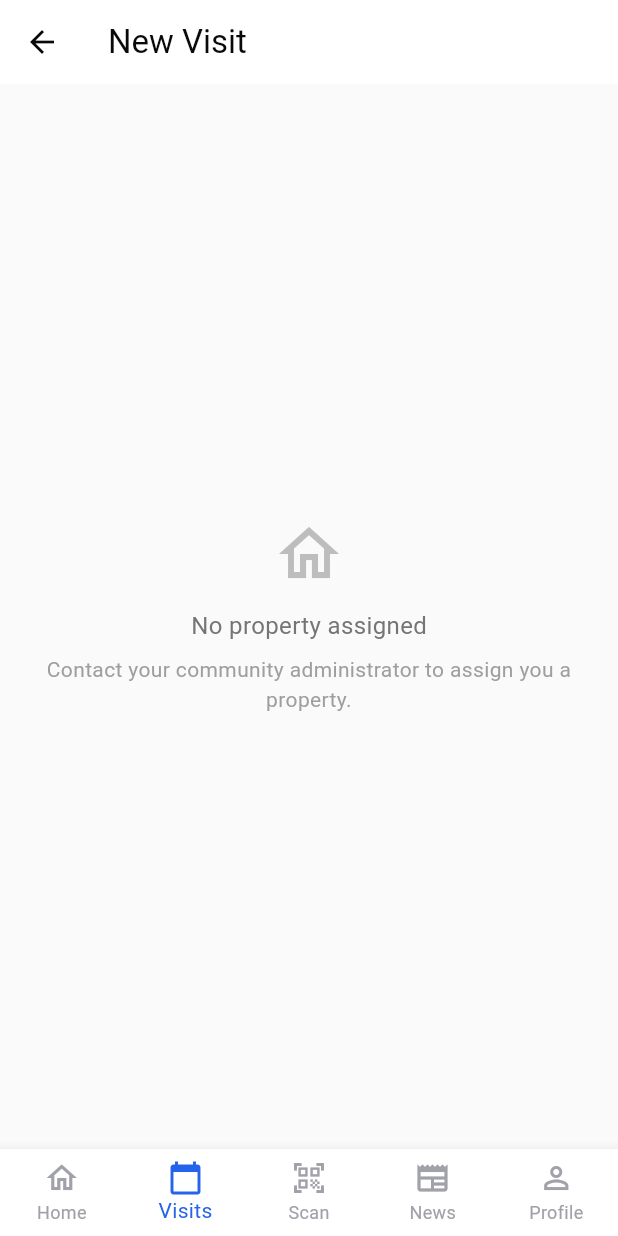
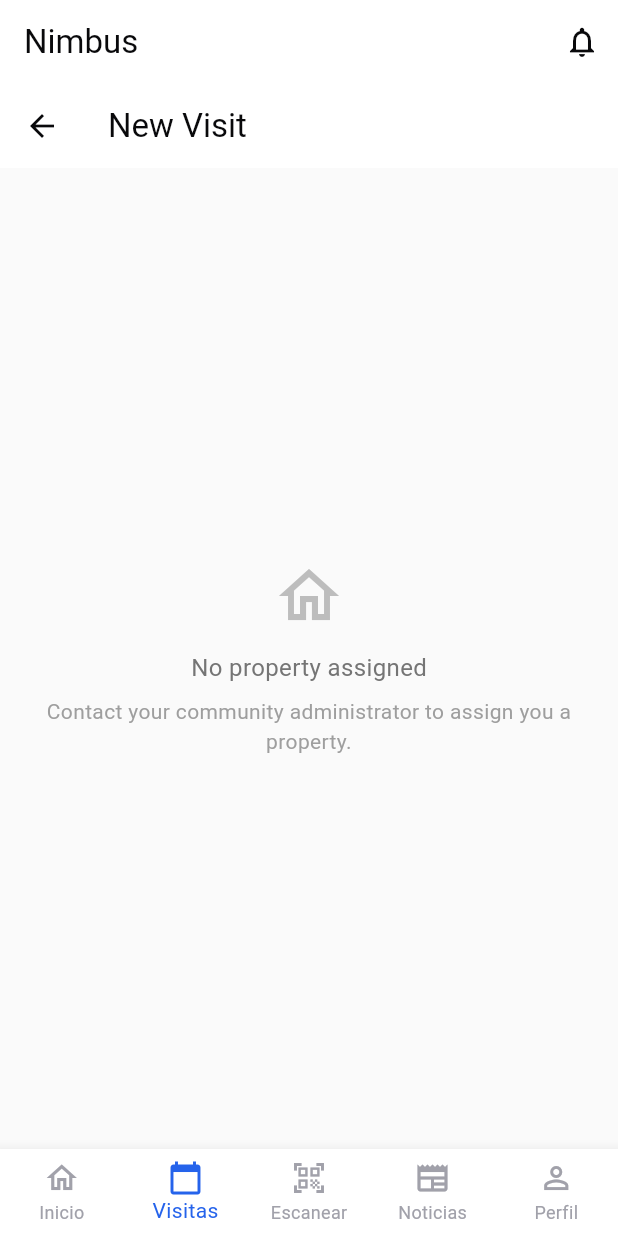
Before and after one commit to juanpablocap/nimbus, a Flutter app: the CreateVisitScreen screen opened by its route, on a phone screen of 412 x 824 dp. Run offline on Flutter 3.47's test engine with Material 3 defaults, Android fonts, the phone set to English and light mode, and no system bars; our stand-ins replace flutter_riverpod, go_router, qr_flutter, share_plus, supabase_flutter; missing offline and left inert: mobile_scanner; accounts and stored records are empty; network calls fail.

Commit message:
feat: router with /news/:id, /notifications routes + unread badge in AppBar

```diff
--- a/apps/mobile/lib/core/router/app_router.dart
+++ b/apps/mobile/lib/core/router/app_router.dart
@@ -9,8 +9,9 @@ import '../../features/visits/screens/create_visit_screen.dart';
 import '../../features/visits/screens/visit_detail_screen.dart';
 import '../../features/scanner/screens/scanner_screen.dart';
 import '../../features/news/screens/news_screen.dart';
+import '../../features/news/screens/news_detail_screen.dart';
+import '../../features/notifications/screens/notifications_screen.dart';
 import '../../features/profile/screens/profile_screen.dart';
-import '../constants/app_constants.dart';
 
 final appRouterProvider = Provider<GoRouter>((ref) {
   return GoRouter(
@@ -19,65 +20,74 @@ final appRouterProvider = Provider<GoRouter>((ref) {
       final session = Supabase.instance.client.auth.currentSession;
       final isLoggedIn = session != null;
       final isLoginPage = state.matchedLocation == '/login';
-
       if (!isLoggedIn && !isLoginPage) return '/login';
       if (isLoggedIn && isLoginPage) return '/';
       return null;
     },
     routes: [
-      GoRoute(
-        path: '/login',
-        builder: (context, state) => const LoginScreen(),
-      ),
+      GoRoute(path: '/login', builder: (context, state) => const LoginScreen()),
       ShellRoute(
         builder: (context, state, child) => AppShell(child: child),
         routes: [
-          GoRoute(
-            path: '/',
-            builder: (context, state) => const HomeScreen(),
-          ),
-          GoRoute(
-            path: '/visits',
-            builder: (context, state) => const VisitsScreen(),
-          ),
-          GoRoute(
-            path: '/visits/create',
-            builder: (context, state) => const CreateVisitScreen(),
-          ),
+          GoRoute(path: '/', builder: (context, state) => const HomeScreen()),
+          GoRoute(path: '/visits', builder: (context, state) => const VisitsScreen()),
+          GoRoute(path: '/visits/create', builder: (context, state) => const CreateVisitScreen()),
           GoRoute(
             path: '/visits/:id',
-            builder: (context, state) => VisitDetailScreen(
-              visitId: state.pathParameters['id']!,
-            ),
+            builder: (context, state) => VisitDetailScreen(visitId: state.pathParameters['id']!),
           ),
+          GoRoute(path: '/scanner', builder: (context, state) => const ScannerScreen()),
+          GoRoute(path: '/news', builder: (context, state) => const NewsScreen()),
           GoRoute(
-            path: '/scanner',
-            builder: (context, state) => const ScannerScreen(),
+            path: '/news/:id',
+            builder: (context, state) => NewsDetailScreen(newsId: state.pathParameters['id']!),
           ),
-          GoRoute(
-            path: '/news',
-            builder: (context, state) => const NewsScreen(),
-          ),
-          GoRoute(
-            path: '/profile',
-            builder: (context, state) => const ProfileScreen(),
-          ),
+          GoRoute(path: '/notifications', builder: (context, state) => const NotificationsScreen()),
+          GoRoute(path: '/profile', builder: (context, state) => const ProfileScreen()),
         ],
       ),
     ],
   );
 });
 
-/// Bottom navigation shell
-class AppShell extends StatelessWidget {
+class AppShell extends ConsumerStatefulWidget {
   final Widget child;
   const AppShell({super.key, required this.child});
+
+  @override
+  ConsumerState<AppShell> createState() => _AppShellState();
+}
+
+class _AppShellState extends ConsumerState<AppShell> {
+  int _unreadCount = 0;
+
+  @override
+  void initState() {
+    super.initState();
+    _fetchUnreadCount();
+    // Realtime subscription for new notifications
+    Supabase.instance.client
+        .from('notifications')
+        .stream(primaryKey: ['id'])
+        .eq('is_read', false)
+        .listen((data) {
+          if (mounted) setState(() => _unreadCount = data.length);
+        });
+  }
+
+  Future<void> _fetchUnreadCount() async {
+    final data = await Supabase.instance.client
+        .from('notifications')
+        .select('id')
+        .eq('is_read', false);
+    if (mounted) setState(() => _unreadCount = (data as List).length);
+  }
 
   int _getIndex(BuildContext context) {
     final location = GoRouterState.of(context).matchedLocation;
     if (location.startsWith('/visits')) return 1;
     if (location == '/scanner') return 2;
-    if (location == '/news') return 3;
+    if (location.startsWith('/news')) return 3;
     if (location == '/profile') return 4;
     return 0;
   }
@@ -85,7 +95,34 @@ class AppShell extends StatelessWidget {
   @override
   Widget build(BuildContext context) {
     return Scaffold(
-      body: child,
+      appBar: AppBar(
+        title: const Text('Nimbus'),
+        actions: [
+          Stack(
+            children: [
+              IconButton(
+                icon: const Icon(Icons.notifications_outlined),
+                onPressed: () => context.go('/notifications'),
+              ),
+              if (_unreadCount > 0)
+                Positioned(
+                  right: 8, top: 8,
+                  child: Container(
+                    padding: const EdgeInsets.all(2),
+                    decoration: const BoxDecoration(color: Colors.red, shape: BoxShape.circle),
+                    constraints: const BoxConstraints(minWidth: 16, minHeight: 16),
+                    child: Text(
+                      _unreadCount > 99 ? '99+' : '$_unreadCount',
+                      style: const TextStyle(color: Colors.white, fontSize: 10, fontWeight: FontWeight.bold),
+                      textAlign: TextAlign.center,
+                    ),
+                  ),
+                ),
+            ],
+          ),
+        ],
+      ),
+      body: widget.child,
       bottomNavigationBar: BottomNavigationBar(
         currentIndex: _getIndex(context),
         onTap: (index) {
@@ -98,11 +135,11 @@ class AppShell extends StatelessWidget {
           }
         },
         items: const [
-          BottomNavigationBarItem(icon: Icon(Icons.home_outlined), activeIcon: Icon(Icons.home), label: 'Home'),
-          BottomNavigationBarItem(icon: Icon(Icons.calendar_today_outlined), activeIcon: Icon(Icons.calendar_today), label: 'Visits'),
-          BottomNavigationBarItem(icon: Icon(Icons.qr_code_scanner_outlined), activeIcon: Icon(Icons.qr_code_scanner), label: 'Scan'),
-          BottomNavigationBarItem(icon: Icon(Icons.newspaper_outlined), activeIcon: Icon(Icons.newspaper), label: 'News'),
-          BottomNavigationBarItem(icon: Icon(Icons.person_outline), activeIcon: Icon(Icons.person), label: 'Profile'),
+          BottomNavigationBarItem(icon: Icon(Icons.home_outlined), activeIcon: Icon(Icons.home), label: 'Inicio'),
+          BottomNavigationBarItem(icon: Icon(Icons.calendar_today_outlined), activeIcon: Icon(Icons.calendar_today), label: 'Visitas'),
+          BottomNavigationBarItem(icon: Icon(Icons.qr_code_scanner_outlined), activeIcon: Icon(Icons.qr_code_scanner), label: 'Escanear'),
+          BottomNavigationBarItem(icon: Icon(Icons.newspaper_outlined), activeIcon: Icon(Icons.newspaper), label: 'Noticias'),
+          BottomNavigationBarItem(icon: Icon(Icons.person_outline), activeIcon: Icon(Icons.person), label: 'Perfil'),
         ],
       ),
     );
```
